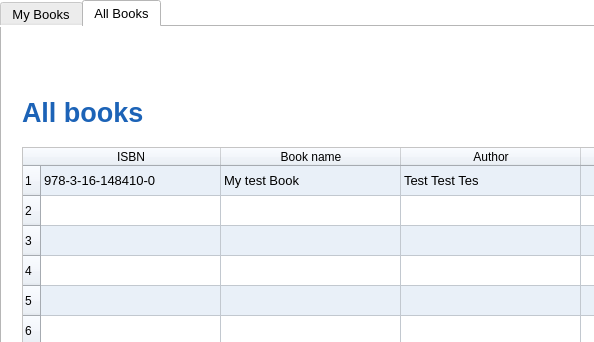
Above: gui/studentMyBooks.ui from iamafi/os_client before the change; both pictures show x 0 to 594 and y 0 to 342 of the 800 by 567 pixel window. Below: the same form after it.
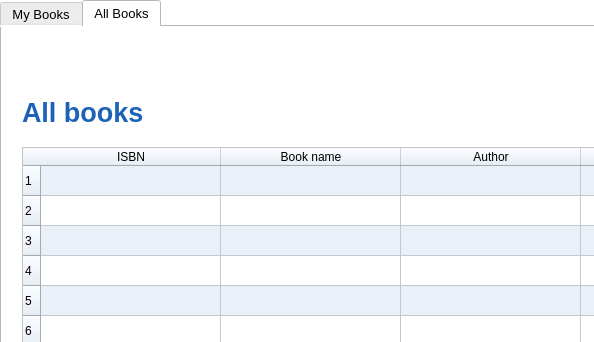
That is the form after the change. Icons and pictures are not drawn.

```diff
--- a/gui/studentMyBooks.ui
+++ b/gui/studentMyBooks.ui
@@ -499,17 +499,17 @@
        </column>
        <item row="0" column="0">
         <property name="text">
-         <string>978-3-16-148410-0</string>
+         <string/>
         </property>
        </item>
        <item row="0" column="1">
         <property name="text">
-         <string>My test Book</string>
+         <string/>
         </property>
        </item>
        <item row="0" column="2">
         <property name="text">
-         <string>Test Test Tes</string>
+         <string/>
         </property>
        </item>
        <item row="0" column="3">
```
